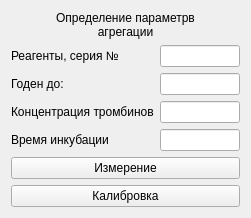
First picture: the form in choisedialog/agr1.ui, repository krang4d/Agrekola, before the edit.
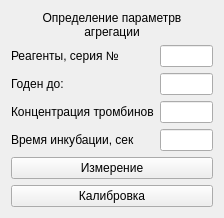
Second picture: the form after the edit.

Diff of the .ui file:
```diff
--- a/choisedialog/agr1.ui
+++ b/choisedialog/agr1.ui
@@ -6,7 +6,7 @@
    <rect>
     <x>0</x>
     <y>0</y>
-    <width>251</width>
+    <width>224</width>
     <height>208</height>
    </rect>
   </property>
@@ -63,7 +63,10 @@
      <item row="3" column="0">
       <widget class="QLabel" name="label_90">
        <property name="text">
-        <string>Время инкубации</string>
+        <string>Время инкубации, сек</string>
+       </property>
+       <property name="buddy">
+        <cstring>lineEdit_6</cstring>
        </property>
       </widget>
      </item>
```
Left out of the diff: 9 changed lines with no effect on the pictures.
